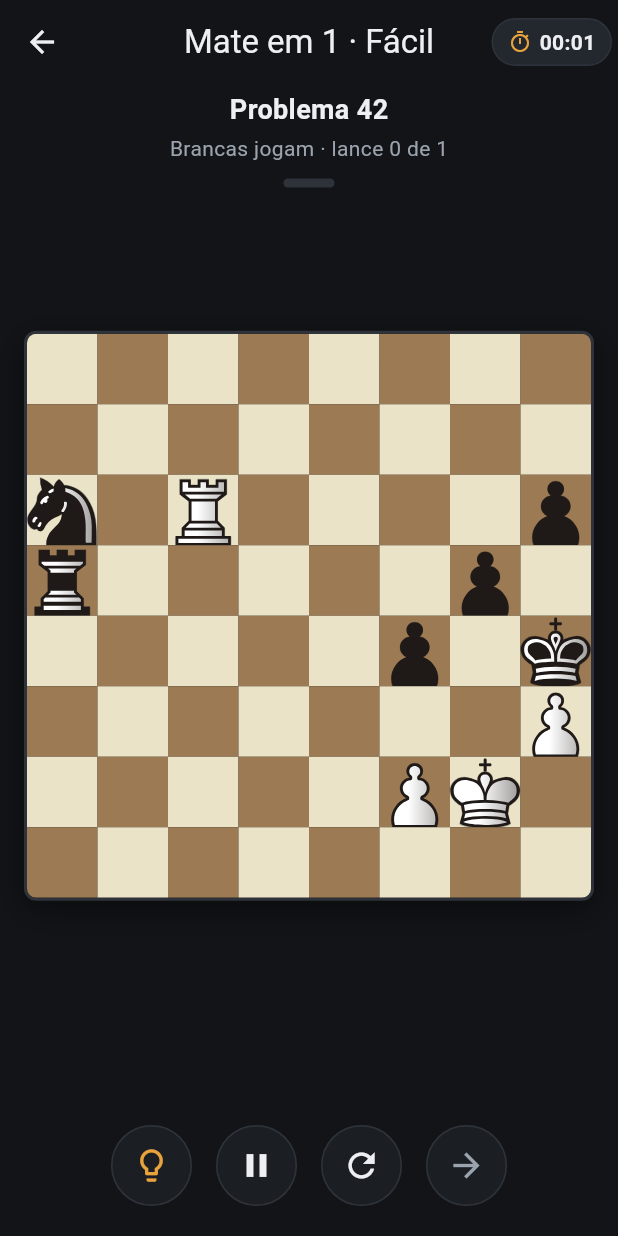
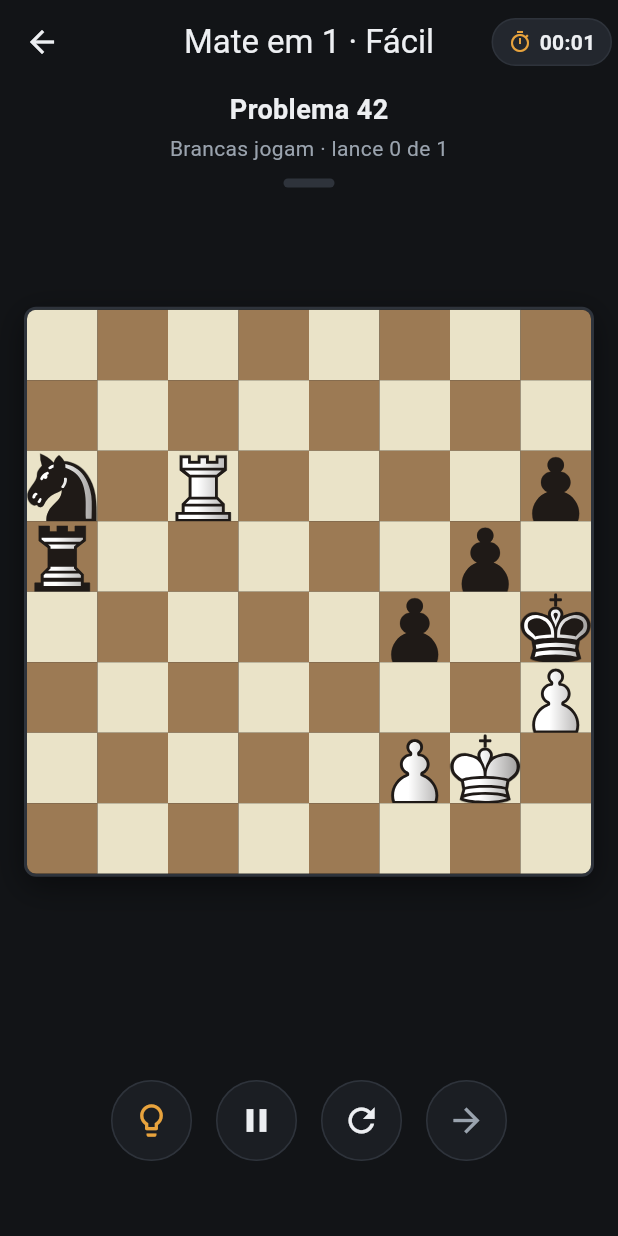
Before and after one commit to viniciostristao1/xadrez_mate, a Flutter app: the screen it shows after launch, after a tap on "Fácil", on a phone screen of 412 x 824 dp. Run offline on Flutter 3.47's test engine with Material 3 defaults, Android fonts, the phone set to English and light mode, and no system bars; our stand-ins replace flutter_svg, shared_preferences.

Commit message:
v0.8.1: botões de ações mais altos (perto do tabuleiro, longe do pé da tela)

```diff
--- a/app/lib/screens/puzzle_screen.dart
+++ b/app/lib/screens/puzzle_screen.dart
@@ -420,7 +420,7 @@ class PuzzleScreenState extends State<PuzzleScreen> {
       // Layout sem rolagem: o tabuleiro se ajusta ao espaço disponível.
       body: SafeArea(
         child: Padding(
-          padding: const EdgeInsets.fromLTRB(16, 4, 16, 12),
+          padding: const EdgeInsets.fromLTRB(16, 4, 16, 36),
           child: Column(
             crossAxisAlignment: CrossAxisAlignment.stretch,
             children: [
@@ -506,7 +506,7 @@ class PuzzleScreenState extends State<PuzzleScreen> {
                   ),
                 ),
               ],
-              const SizedBox(height: 8),
+              const SizedBox(height: 10),
               // Ações: dica (lâmpada) + pausar + refazer (flecha circular)
               // + próximo (seta p/ direita, sempre visível à direita)
               Row(
@@ -544,7 +544,7 @@ class PuzzleScreenState extends State<PuzzleScreen> {
                   ),
                 ],
               ),
-              const SizedBox(height: 8),
+              const SizedBox(height: 14),
               if (_solved)
                 _SuccessCard(
                   puzzle: widget.puzzle,
--- a/app/pubspec.yaml
+++ b/app/pubspec.yaml
@@ -2,7 +2,7 @@ name: xadrez_mate
 description: "Treinador de xeque-mate: problemas de mate em 1, 2 ou 3 lances."
 publish_to: 'none'
 
-version: 0.8.0+9
+version: 0.8.1+10
 
 environment:
   sdk: ^3.12.2
```
Also changed, not shown: 1 other file.
